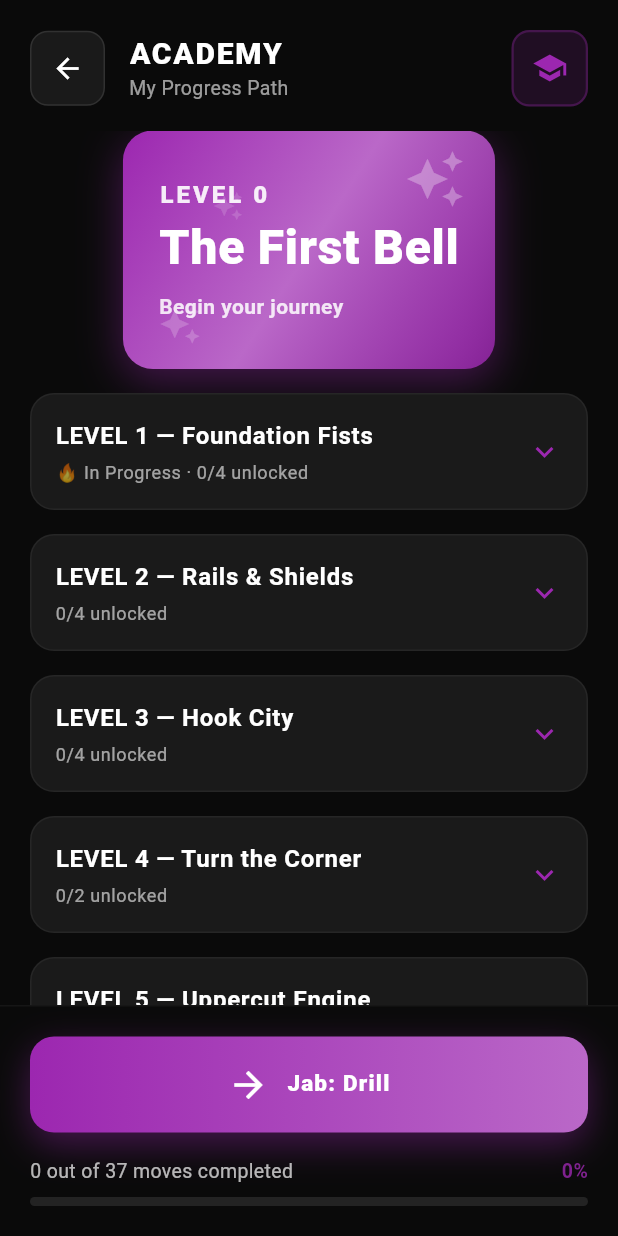
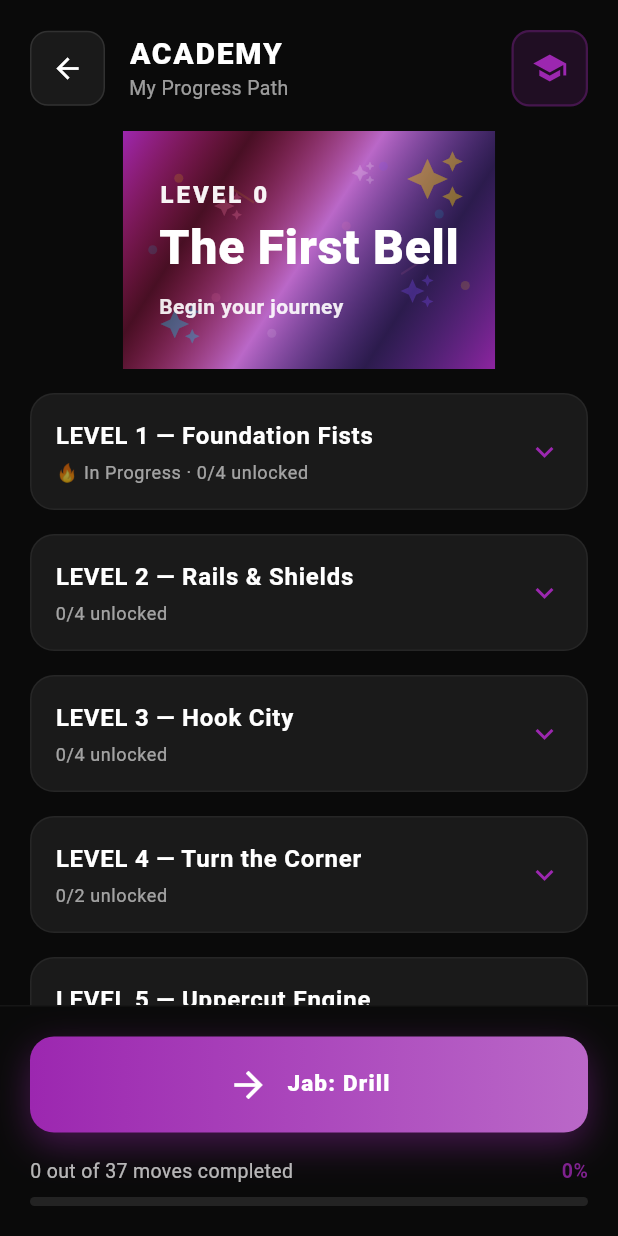
Before and after one commit to mikebg95/fight-my-shadow, a Flutter app: the LearningProgressScreen screen opened by its route, after a tap on an icon or button, on a phone screen of 412 x 824 dp. Run offline on Flutter 3.47's test engine with Material 3 defaults, Android fonts, the phone set to English and light mode, and no system bars; our stand-ins replace audioplayers, flutter_tts, shared_preferences; accounts and stored records are empty.

Commit message:
Enhance Academy hero banner with celebratory accents
Visual improvements:
- Made hero full-width (edge-to-edge) by removing horizontal margins
- Enhanced gradient with subtle magenta, indigo accent colors
- Added custom confetti painter with low-opacity dots and sparkle lines
- Colorized sparkle icons with gold, cyan, pink, indigo accents
- All accent colors kept at low opacity (0.1-0.4) for premium feel
- Purple remains dominant theme color

No logic or behavior changes - UI enhancement only.

🤖 Generated with [Claude Code](https://claude.com/claude-code)

Co-Authored-By: Claude Sonnet 4.5 <noreply@anthropic.com>

```diff
--- a/lib/screens/learning_progress_screen.dart
+++ b/lib/screens/learning_progress_screen.dart
@@ -201,35 +201,36 @@ class LearningProgressScreen extends StatelessWidget {
     }
 
     return Container(
-      margin: const EdgeInsets.symmetric(horizontal: 20),
       decoration: BoxDecoration(
         gradient: LinearGradient(
           begin: Alignment.topLeft,
           end: Alignment.bottomRight,
           colors: [
             _academyPrimary,
+            const Color(0xFFD81B60).withValues(alpha: 0.3), // Magenta accent
             _academySecondary,
-            _academyPrimary.withValues(alpha: 0.8),
+            const Color(0xFF5E35B1).withValues(alpha: 0.4), // Deep purple accent
+            _academyPrimary.withValues(alpha: 0.9),
           ],
+          stops: const [0.0, 0.25, 0.5, 0.75, 1.0],
         ),
-        borderRadius: BorderRadius.circular(20),
-        boxShadow: [
-          BoxShadow(
-            color: _academyPrimary.withValues(alpha: 0.4),
-            blurRadius: 24,
-            offset: const Offset(0, 8),
-          ),
-        ],
       ),
       child: Stack(
         children: [
-          // Decorative sparkle elements
+          // Subtle confetti dots overlay
+          Positioned.fill(
+            child: CustomPaint(
+              painter: _ConfettiPainter(),
+            ),
+          ),
+
+          // Decorative sparkle elements with color accents
           Positioned(
             top: 12,
             right: 20,
             child: Icon(
               Icons.auto_awesome,
-              color: Colors.white.withValues(alpha: 0.3),
+              color: const Color(0xFFFFD700).withValues(alpha: 0.4), // Gold accent
               size: 40,
             ),
           ),
@@ -238,7 +239,7 @@ class LearningProgressScreen extends StatelessWidget {
             left: 24,
             child: Icon(
               Icons.auto_awesome,
-              color: Colors.white.withValues(alpha: 0.2),
+              color: const Color(0xFF00E5FF).withValues(alpha: 0.3), // Cyan accent
               size: 28,
             ),
           ),
@@ -247,8 +248,26 @@ class LearningProgressScreen extends StatelessWidget {
             left: 60,
             child: Icon(
               Icons.auto_awesome,
-              color: Colors.white.withValues(alpha: 0.15),
+              color: const Color(0xFFFF80AB).withValues(alpha: 0.25), // Pink accent
               size: 20,
+            ),
+          ),
+          Positioned(
+            top: 20,
+            right: 80,
+            child: Icon(
+              Icons.auto_awesome,
+              color: Colors.white.withValues(alpha: 0.2),
+              size: 16,
+            ),
+          ),
+          Positioned(
+            bottom: 40,
+            right: 40,
+            child: Icon(
+              Icons.auto_awesome,
+              color: const Color(0xFF7C4DFF).withValues(alpha: 0.3), // Indigo accent
+              size: 24,
             ),
           ),
 
@@ -265,7 +284,7 @@ class LearningProgressScreen extends StatelessWidget {
                         fontSize: 16,
                         fontWeight: FontWeight.w900,
                         letterSpacing: 2.0,
-                        color: Colors.white.withValues(alpha: 0.9),
+                        color: Colors.white.withValues(alpha: 0.95),
                       ),
                 ),
                 const SizedBox(height: 8),
@@ -289,7 +308,7 @@ class LearningProgressScreen extends StatelessWidget {
                   style: Theme.of(context).textTheme.bodyMedium?.copyWith(
                         fontSize: 14,
                         fontWeight: FontWeight.w600,
-                        color: Colors.white.withValues(alpha: 0.85),
+                        color: Colors.white.withValues(alpha: 0.9),
                         letterSpacing: 0.3,
                       ),
                 ),
@@ -798,3 +817,59 @@ class LearningProgressScreen extends StatelessWidget {
     );
   }
 }
+
+/// Custom painter for subtle confetti dots overlay on the hero banner.
+class _ConfettiPainter extends CustomPainter {
+  @override
+  void paint(Canvas canvas, Size size) {
+    final paint = Paint()..style = PaintingStyle.fill;
+
+    // Define celebratory accent colors with low opacity
+    final confettiColors = [
+      const Color(0xFFFFD700).withValues(alpha: 0.15), // Gold
+      const Color(0xFF00E5FF).withValues(alpha: 0.12), // Cyan
+      const Color(0xFFFF80AB).withValues(alpha: 0.12), // Pink
+      const Color(0xFF7C4DFF).withValues(alpha: 0.15), // Indigo
+      Colors.white.withValues(alpha: 0.1),
+    ];
+
+    // Draw subtle confetti dots in strategic positions
+    final confettiPositions = [
+      Offset(size.width * 0.15, size.height * 0.2),
+      Offset(size.width * 0.85, size.height * 0.35),
+      Offset(size.width * 0.25, size.height * 0.7),
+      Offset(size.width * 0.7, size.height * 0.15),
+      Offset(size.width * 0.4, size.height * 0.85),
+      Offset(size.width * 0.92, size.height * 0.65),
+      Offset(size.width * 0.08, size.height * 0.5),
+      Offset(size.width * 0.6, size.height * 0.4),
+    ];
+
+    for (int i = 0; i < confettiPositions.length; i++) {
+      paint.color = confettiColors[i % confettiColors.length];
+      canvas.drawCircle(confettiPositions[i], 3.0, paint);
+    }
+
+    // Add some tiny sparkle lines
+    final linePaint = Paint()
+      ..strokeWidth = 1.5
+      ..strokeCap = StrokeCap.round;
+
+    linePaint.color = const Color(0xFFFFD700).withValues(alpha: 0.1);
+    canvas.drawLine(
+      Offset(size.width * 0.3, size.height * 0.25),
+      Offset(size.width * 0.35, size.height * 0.3),
+      linePaint,
+    );
+
+    linePaint.color = const Color(0xFFFF80AB).withValues(alpha: 0.1);
+    canvas.drawLine(
+      Offset(size.width * 0.75, size.height * 0.6),
+      Offset(size.width * 0.8, size.height * 0.55),
+      linePaint,
+    );
+  }
+
+  @override
+  bool shouldRepaint(covariant CustomPainter oldDelegate) => false;
+}
```
